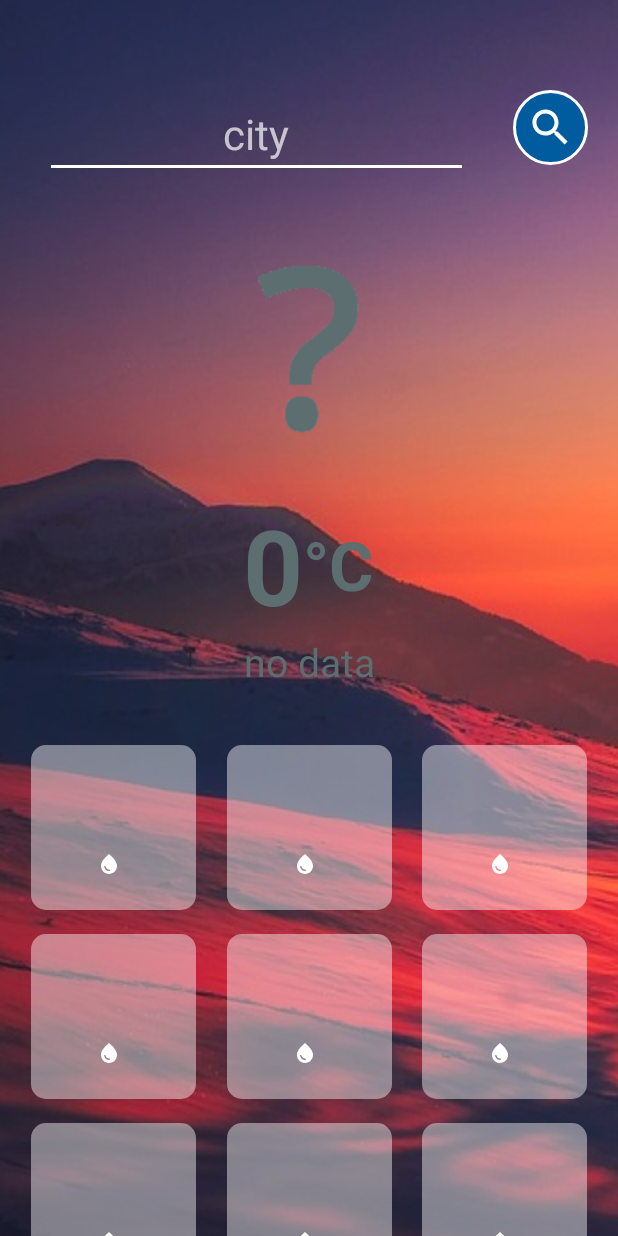
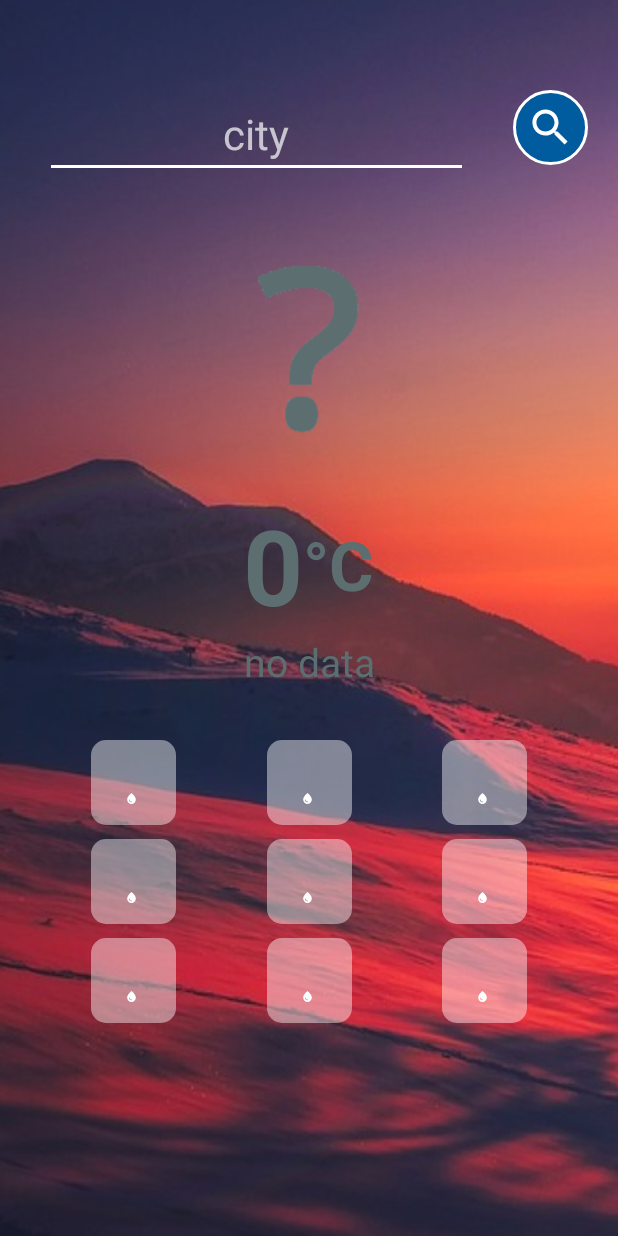
Before and after one commit to natalia-mus/SimpleWeatherApp, an Android app: the screen it shows after launch (MainActivity), on a phone screen of 412 x 824 dp. Run offline under Robolectric (Android 15) with nearby library versions, the phone set to English and light mode, and no system bars; pictures from the network do not load.

Commit message:
Dimensions

```diff
--- a/app/src/main/res/layout/forecast_parameter_tile.xml
+++ b/app/src/main/res/layout/forecast_parameter_tile.xml
@@ -5,12 +5,12 @@
     android:layout_width="@dimen/parameter_tile_size"
     android:layout_height="@dimen/parameter_tile_size"
     android:background="@drawable/transparent_background"
-    android:paddingTop="10dp">
+    android:paddingTop="@dimen/parameter_margin_top">
 
     <LinearLayout
         android:id="@+id/parameter_value_section"
         android:layout_width="match_parent"
-        android:layout_height="60dp"
+        android:layout_height="@dimen/parameter_value_section_height"
         android:gravity="center"
         android:orientation="horizontal"
         app:layout_constraintBottom_toTopOf="@+id/parameter_name_section"
@@ -21,7 +21,7 @@
             android:layout_width="wrap_content"
             android:layout_height="wrap_content"
             android:gravity="center"
-            android:textSize="28dp"
+            android:textSize="@dimen/parameter_value_text_size"
             android:textStyle="bold"
             app:layout_constraintEnd_toEndOf="parent"
             app:layout_constraintStart_toStartOf="parent"
@@ -32,8 +32,8 @@
             android:id="@+id/parameter_unit"
             android:layout_width="wrap_content"
             android:layout_height="wrap_content"
-            android:layout_marginStart="4dp"
-            android:textSize="13dp"
+            android:layout_marginStart="@dimen/parameter_padding_start"
+            android:textSize="@dimen/parameter_unit_text_size"
             android:textStyle="bold"
             tools:text="%" />
 
@@ -49,16 +49,16 @@
 
         <ImageView
             android:id="@+id/parameter_icon"
-            android:layout_width="16dp"
-            android:layout_height="16dp"
+            android:layout_width="@dimen/parameter_icon_size"
+            android:layout_height="@dimen/parameter_icon_size"
             android:src="@drawable/ic_humidity" />
 
         <TextView
             android:id="@+id/parameter_name"
             android:layout_width="wrap_content"
             android:layout_height="wrap_content"
-            android:paddingStart="6dp"
-            android:textSize="13dp"
+            android:paddingStart="@dimen/parameter_padding_start"
+            android:textSize="@dimen/parameter_name_text_size"
             android:textStyle="bold"
             tools:text="humidity" />
 
--- /dev/null
+++ b/app/src/main/res/values-hdpi/dimens.xml
@@ -0,0 +1,11 @@
+<resources>
+	<dimen name="parameter_tile_size">56.4dp</dimen>
+	<dimen name="parameter_tile_margin">4.8dp</dimen>
+	<dimen name="parameter_value_text_size">14.4dp</dimen>
+	<dimen name="parameter_unit_text_size">7.8dp</dimen>
+	<dimen name="parameter_name_text_size">6.6dp</dimen>
+	<dimen name="parameter_icon_size">8.4dp</dimen>
+	<dimen name="parameter_margin_top">4.8dp</dimen>
+	<dimen name="parameter_padding_start">1.8dp</dimen>
+	<dimen name="parameter_value_section_height">30dp</dimen>
+</resources>
--- /dev/null
+++ b/app/src/main/res/values-xhdpi/dimens.xml
@@ -0,0 +1,11 @@
+<resources>
+	<dimen name="parameter_tile_size">84.6dp</dimen>
+	<dimen name="parameter_tile_margin">7.2dp</dimen>
+	<dimen name="parameter_value_text_size">21.6dp</dimen>
+	<dimen name="parameter_unit_text_size">11.7dp</dimen>
+	<dimen name="parameter_name_text_size">9.9dp</dimen>
+	<dimen name="parameter_icon_size">12.6dp</dimen>
+	<dimen name="parameter_margin_top">7.2dp</dimen>
+	<dimen name="parameter_padding_start">2.7dp</dimen>
+	<dimen name="parameter_value_section_height">45dp</dimen>
+</resources>
--- /dev/null
+++ b/app/src/main/res/values-xxhdpi/dimens.xml
@@ -0,0 +1,11 @@
+<resources>
+	<dimen name="parameter_tile_size">112.8dp</dimen>
+	<dimen name="parameter_tile_margin">9.6dp</dimen>
+	<dimen name="parameter_value_text_size">28.8dp</dimen>
+	<dimen name="parameter_unit_text_size">15.6dp</dimen>
+	<dimen name="parameter_name_text_size">13.2dp</dimen>
+	<dimen name="parameter_icon_size">16.8dp</dimen>
+	<dimen name="parameter_margin_top">9.6dp</dimen>
+	<dimen name="parameter_padding_start">3.6dp</dimen>
+	<dimen name="parameter_value_section_height">60dp</dimen>
+</resources>
--- /dev/null
+++ b/app/src/main/res/values-xxxhdpi/dimens.xml
@@ -0,0 +1,11 @@
+<resources>
+	<dimen name="parameter_tile_size">141dp</dimen>
+	<dimen name="parameter_tile_margin">12dp</dimen>
+	<dimen name="parameter_value_text_size">36dp</dimen>
+	<dimen name="parameter_unit_text_size">19.5dp</dimen>
+	<dimen name="parameter_name_text_size">16.5dp</dimen>
+	<dimen name="parameter_icon_size">21dp</dimen>
+	<dimen name="parameter_margin_top">12dp</dimen>
+	<dimen name="parameter_padding_start">4.5dp</dimen>
+	<dimen name="parameter_value_section_height">75dp</dimen>
+</resources>
--- a/app/src/main/res/values/dimen.xml
+++ /dev/null
@@ -1,5 +0,0 @@
-<?xml version="1.0" encoding="utf-8"?>
-<resources>
-    <dimen name="parameter_tile_margin">8dp</dimen>
-    <dimen name="parameter_tile_size">110dp</dimen>
-</resources>
--- /dev/null
+++ b/app/src/main/res/values/dimens.xml
@@ -0,0 +1,11 @@
+<resources>
+    <dimen name="parameter_tile_size">47dp</dimen>
+    <dimen name="parameter_tile_margin">4dp</dimen>
+    <dimen name="parameter_value_text_size">12dp</dimen>
+    <dimen name="parameter_unit_text_size">6.5dp</dimen>
+    <dimen name="parameter_name_text_size">5.5dp</dimen>
+    <dimen name="parameter_icon_size">7dp</dimen>
+    <dimen name="parameter_margin_top">4dp</dimen>
+    <dimen name="parameter_padding_start">1.5dp</dimen>
+    <dimen name="parameter_value_section_height">25dp</dimen>
+</resources>
```
